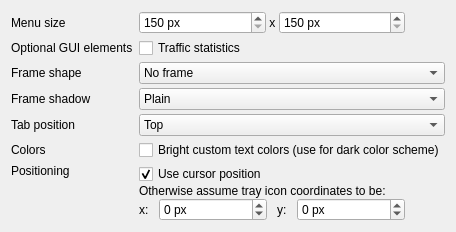
Qt form widgets/settings/appearanceoptionpage.ui (Martchus/syncthingtray) before a commit.
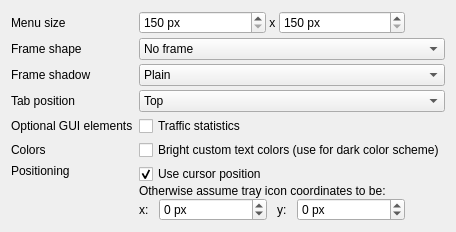
The same form after that commit. Icons and pictures are not drawn.

Commit message:
Move setting for traffic statistics below settings with combo boxes
It just looks nicer.

```diff
--- a/widgets/settings/appearanceoptionpage.ui
+++ b/widgets/settings/appearanceoptionpage.ui
@@ -94,20 +94,6 @@
      </item>
     </layout>
    </item>
-   <item row="2" column="0">
-    <widget class="QLabel" name="guiElementsLabel">
-     <property name="text">
-      <string>Optional GUI elements</string>
-     </property>
-    </widget>
-   </item>
-   <item row="2" column="1">
-    <widget class="QCheckBox" name="showTrafficCheckBox">
-     <property name="text">
-      <string>Traffic statistics</string>
-     </property>
-    </widget>
-   </item>
    <item row="3" column="0">
     <widget class="QLabel" name="frameShapeLabel">
      <property name="text">
@@ -196,21 +182,21 @@
      </item>
     </widget>
    </item>
-   <item row="7" column="0">
+   <item row="8" column="0">
     <widget class="QLabel" name="colorsLabel">
      <property name="text">
       <string>Colors</string>
      </property>
     </widget>
    </item>
-   <item row="7" column="1">
+   <item row="8" column="1">
     <widget class="QCheckBox" name="brightTextColorsCheckBox">
      <property name="text">
       <string>Bright custom text colors (use for dark color scheme)</string>
      </property>
     </widget>
    </item>
-   <item row="8" column="0">
+   <item row="9" column="0">
     <widget class="QLabel" name="positioningLabel">
      <property name="text">
       <string>Positioning</string>
@@ -220,7 +206,7 @@
      </property>
     </widget>
    </item>
-   <item row="8" column="1">
+   <item row="9" column="1">
     <layout class="QVBoxLayout" name="positioningVerticalLayout">
      <item>
       <widget class="QCheckBox" name="useCursorPosCheckBox">
@@ -319,6 +305,20 @@
      </item>
     </layout>
    </item>
+   <item row="7" column="0">
+    <widget class="QLabel" name="guiElementsLabel">
+     <property name="text">
+      <string>Optional GUI elements</string>
+     </property>
+    </widget>
+   </item>
+   <item row="7" column="1">
+    <widget class="QCheckBox" name="showTrafficCheckBox">
+     <property name="text">
+      <string>Traffic statistics</string>
+     </property>
+    </widget>
+   </item>
   </layout>
  </widget>
  <resources/>
```
